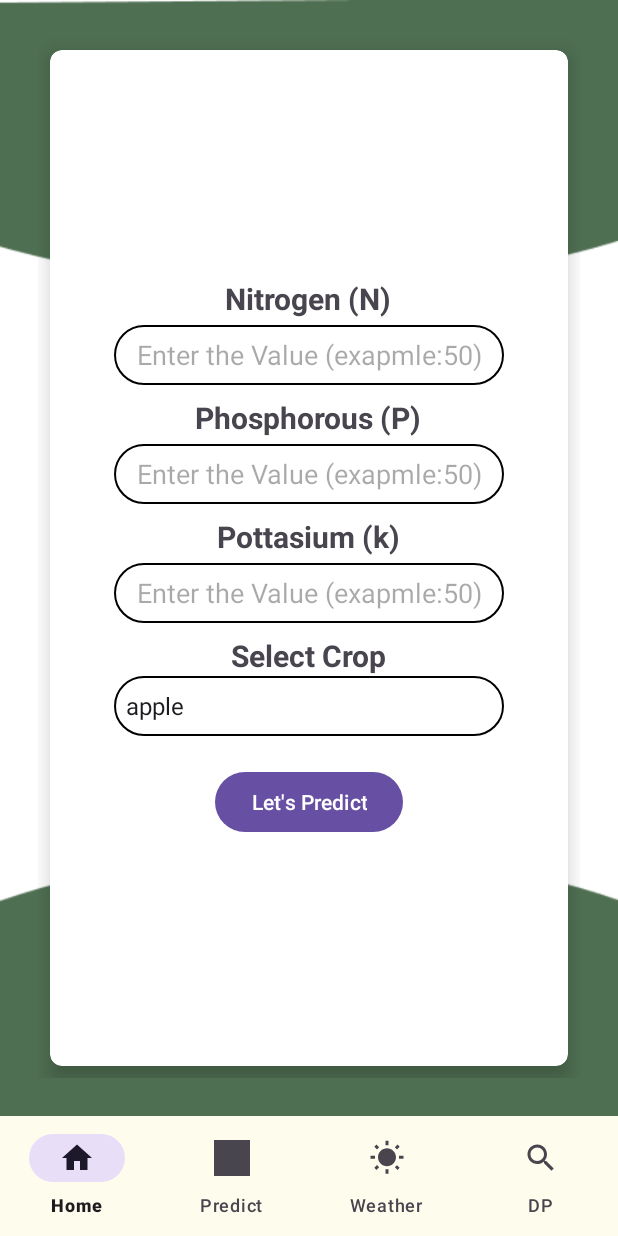
After one commit to dayam8696/KrishiCare, an Android app: the FertilizerFragment screen opened through its navigation route, on a phone screen of 412 x 824 dp. The commit adds this screen. Run offline under Robolectric (Android 15) with nearby library versions, the phone set to English and light mode, and no system bars; our stand-ins replace navigation-ui; 3 statements that could not run were skipped.

Commit message:
added fertilizer suggestor , few screens model

```diff
--- a/app/src/main/AndroidManifest.xml
+++ b/app/src/main/AndroidManifest.xml
@@ -3,7 +3,6 @@
     xmlns:tools="http://schemas.android.com/tools">
     <uses-permission android:name="android.permission.INTERNET"/>
     <uses-permission android:name="android.permission.READ_EXTERNAL_STORAGE"/>
-    <uses-permission android:name="android.permission.CAMERA"/>
 
     <application
         android:allowBackup="true"
@@ -16,7 +15,7 @@
         android:theme="@style/Theme.KrishiCare"
         tools:targetApi="31">
         <activity
-            android:name=".ui.activites.MainActivity"
+            android:name=".ui.fragment.MainActivity"
             android:exported="true">
             <intent-filter>
                 <action android:name="android.intent.action.MAIN" />
--- a/app/src/main/java/com/example/krishicare/ui/fragment/BaseFragments.kt
+++ b/app/src/main/java/com/example/krishicare/ui/activites/BaseFragments.kt
@@ -1,4 +1,4 @@
-package com.example.krishicare.ui.fragment
+package com.example.krishicare.ui.activites
 
 import android.os.Bundle
 import android.view.LayoutInflater
--- /dev/null
+++ b/app/src/main/java/com/example/krishicare/ui/fragment/CropData.kt
@@ -0,0 +1,3 @@
+package com.example.krishicare.ui.fragment
+
+data class CropData(val crop: String, val N: Int, val P: Int,val K:Int)
--- /dev/null
+++ b/app/src/main/java/com/example/krishicare/ui/fragment/FertilizerFragment.kt
@@ -0,0 +1,250 @@
+package com.example.krishicare.ui.fragment
+
+import android.content.Context
+import android.content.res.AssetManager
+import android.os.Bundle
+import android.view.LayoutInflater
+import android.view.View
+import android.view.ViewGroup
+import android.widget.AdapterView
+import android.widget.ArrayAdapter
+import androidx.navigation.fragment.findNavController
+import com.example.krishicare.R
+import com.example.krishicare.databinding.FertilizerFragmentBinding
+import com.example.krishicare.ui.activites.BaseFragments
+import java.io.BufferedReader
+import java.io.InputStreamReader
+
+class FertilizerFragment : BaseFragments() {
+    private val binding by lazy {FertilizerFragmentBinding.inflate(layoutInflater)
+    }
+    private lateinit var crop: String
+    companion object{
+        lateinit var result:String
+
+    }
+    private val fertilizerDic = mapOf(
+        "NHigh" to "The N value of soil is high and might give rise to weeds.\n\n"+
+                "        Please consider the following suggestions:\n\n" +
+                "\n" +
+                "1.  Manure  – adding manure is one of the simplest ways to amend your soil with nitrogen. Be careful as there are various types of manures with varying degrees of nitrogen.\n" +
+                "\n" +
+                "2. Coffee grinds  – use your morning addiction to feed your gardening habit! Coffee grinds are considered a green compost material which is rich in nitrogen. Once the grounds break down, your soil will be fed with delicious, delicious nitrogen. An added benefit to including coffee grounds to your soil is while it will compost, it will also help provide increased drainage to your soil.\n" +
+                "\n" +
+                "3.Plant nitrogen fixing plants – planting vegetables that are in Fabaceae family like peas, beans and soybeans have the ability to increase nitrogen in your soil\n" +
+                "\n" +
+                "4. Plant ‘green manure’ crops like cabbage, corn and brocolli\n" +
+                "\n" +
+                "5.Use mulch (wet grass) while growing crops-Mulch can also include sawdust and scrap soft woods,\n",
+        "Nlow" to   "The N value of your soil is low.\n\n" +
+                "        Please consider the following suggestions:\n\n" +
+                "1.Add sawdust or fine woodchips to your soil –the carbon in the sawdust/woodchips love nitrogen and will help absorb and soak up and excess nitrogen.\n" +
+                "\n" +
+                "2.Plant heavy nitrogen feeding plants – tomatoes, corn, broccoli, cabbage and spinach are examples of plants that thrive off nitrogen and will suck the nitrogen dry.\n" +
+                "\n" +
+                "3.Water – soaking your soil with water will help leach the nitrogen deeper into your soil, effectively leaving less for your plants to use.\n" +
+                "\n" +
+                "4.Sugar– In limited studies, it was shown that adding sugar to your soil can help potentially reduce the amount of nitrogen is your soil. Sugar is partially composed of carbon, an element which attracts and soaks up the nitrogen in the soil. This is similar concept to adding sawdust/woodchips which are high in carbon content.\n" +
+                "\n" +
+                "5. Add composted manure to the soil.\n" +
+                "\n" +
+                "6. Plant Nitrogen fixing plants like peas or beans.\n" +
+                "\n" +
+                "7. Use NPK fertilizers with high N value.\n" +
+                "\n" +
+                "8. Do nothing – It may seem counter-intuitive, but if you already have plants that are producing lots of foliage, it may be best to let them continue to absorb all the nitrogen to amend the soil for your next crops.",
+        "PHigh" to  "The P value of your soil is high.\n\n" +
+                "       Please consider the following suggestions:\n\n" +
+                "\n" +
+                "1.Avoid adding manure– manure contains many key nutrients for your soil but typically including high levels of phosphorous. Limiting the addition of manure will help reduce phosphorus being added.\n" +
+                "\n" +
+                "2.Use only phosphorus-free fertilizer– if you can limit the amount of phosphorous added to your soil, you can let the plants use the existing phosphorus while still providing other key nutrients such as Nitrogen and Potassium. Find a fertilizer with numbers such as 10-0-10, where the zero represents no phosphorous.\n" +
+                "\n" +
+                "3.Water your soil– soaking your soil liberally will aid in driving phosphorous out of the soil. This is recommended as a last ditch effort.\n" +
+                "\n" +
+                "4.Plant nitrogen fixing vegetables to increase nitrogen without increasing phosphorous (like beans and peas).\n" +
+                "\n" +
+                "5.Use crop rotations to decrease high phosphorous levels",
+        "Plow" to   "The P value of your soil is low.\n\n" +
+                "        Please consider the following suggestions:\n\n" +
+                "\n" +
+                "1.Bone meal– a fast acting source that is made from ground animal bones which is rich in phosphorous.\n" +
+                "\n" +
+                "2. Rock phosphate– a slower acting source where the soil needs to convert the rock phosphate into phosphorous that the plants can use.\n" +
+                "\n" +
+                "3. Phosphorus Fertilizers – applying a fertilizer with a high phosphorous content in the NPK ratio (example: 10-20-10, 20 being phosphorous percentage).\n" +
+                "\n" +
+                "4. Organic compost– adding quality organic compost to your soil will help increase phosphorous content.\n" +
+                "\n" +
+                "5. Manure – as with compost, manure can be an excellent source of phosphorous for your plants.\n" +
+                "\n" +
+                "6. Clay soil– introducing clay particles into your soil can help retain & fix phosphorus deficiencies.\n" +
+                "\n" +
+                "7. Ensure proper soil pH– having a pH in the 6.0 to 7.0 range has been scientifically proven to have the optimal phosphorus uptake in plants.\n" +
+                "\n" +
+                "8. If soil pH is low, add lime or potassium carbonate to the soil as fertilizers. Pure calcium carbonate is very effective in increasing the pH value of the soil.\n" +
+                "\n" +
+                "9. If pH is high, addition of appreciable amount of organic matter will help acidify the soil. Application of acidifying fertilizers, such as ammonium sulfate, can help lower soil pH",
+        "KHigh" to   "The K value of your soil is high</b>.\n\n" +
+                "         Please consider the following suggestions:\n\n" +
+                "\n" +
+                "1.Loosen the soildeeply with a shovel, and water thoroughly to dissolve water-soluble potassium. Allow the soil to fully dry, and repeat digging and watering the soil two or three more times.\n" +
+                "\n" +
+                "2. Sift through the soil and remove as many rocks as possible, using a soil sifter. Minerals occurring in rocks such as mica and feldspar slowly release potassium into the soil slowly through weathering.\n" +
+                "\n" +
+                "3. Stop applying potassium-rich commercial fertilizer. Apply only commercial fertilizer that has a '0' in the final number field. Commercial fertilizers use a three number system for measuring levels of nitrogen, phosphorous and potassium. The last number stands for potassium. Another option is to stop using commercial fertilizers all together and to begin using only organic matter to enrich the soil.\n" +
+                "\n" +
+                "4. Mix crushed eggshells, crushed seashells, wood ash or soft rock phosphate to the soil to add calcium. Mix in up to 10 percent of organic compost to help amend and balance the soil.\n" +
+                "\n" +
+                "5. Use NPK fertilizers with low K levels and organic fertilizers since they have low NPK values.\n" +
+                "\n" +
+                "6. Grow a cover crop of legumes that will fix nitrogen in the soil. This practice will meet the soil’s needs for nitrogen without increasing phosphorus or potassium.\n" +
+                "",
+        "Klow" to    "The K value of your soil is low.\n\n" +
+                "         Please consider the following suggestions:\n\n" +
+                "\n" +
+                "1. Mix in muricate of potash or sulphate of potash\n" +
+                "2. Try kelp meal or seaweed\n" +
+                "3. Try Sul-Po-Mag\n" +
+                "4. Bury banana peels an inch below the soils surface\n" +
+                "5. Use Potash fertilizers since they contain high values potassium\n" +
+                ""
+    )
+
+    override fun onCreateView(
+        inflater: LayoutInflater,
+        container: ViewGroup?,
+        savedInstanceState: Bundle?
+    ): View? {
+        return binding.root
+    }
+
+    override fun onViewCreated(view: View, savedInstanceState: Bundle?) {
+        super.onViewCreated(view, savedInstanceState)
+        prepareCropSpiner()
+        binding.predict.setOnClickListener {
+            recommendCrop()
+        }
+
+    }
+
+    private fun prepareCropSpiner() {
+        val croplist = arrayListOf<String>(
+            "apple",
+            "banana",
+            "blackgram",
+            "chickpea",
+            "coconut",
+            "coffee",
+            "cotton",
+            "grapes",
+            "jute",
+            "kidneybeans",
+            "lentil",
+            "maize",
+            "mango",
+            "mothbeans",
+            "mungbean",
+            "muskmelon",
+            "orange",
+            "papaya",
+            "pigeonpeas",
+            "pomegranate",
+            "rice",
+            "watermelon"
+        )
+        val adapter =
+            ArrayAdapter(
+                requireContext(),
+                androidx.transition.R.layout.support_simple_spinner_dropdown_item,
+                croplist
+            )
+
+        binding.spinnerIndianState.adapter = adapter
+
+        binding.spinnerIndianState.onItemSelectedListener =
+            object : AdapterView.OnItemSelectedListener {
+                override fun onItemSelected(
+                    adapterView: AdapterView<*>?,
+                    view: View?,
+                    position: Int,
+                    id: Long
+                ) {
+
+                    crop = croplist[position]
+
+                }
+
+                override fun onNothingSelected(p0: AdapterView<*>?) {
+
+                }
+
+            }
+    }
+
+    private fun abs(value: Int): Int {
+        return if (value < 0) -value else value
+    }
+
+    private fun readCsvFromAssets(context: Context, fileName: String): List<String> {
+        val assetManager: AssetManager = context.assets
+        val inputStream = assetManager.open(fileName)
+        val reader = BufferedReader(InputStreamReader(inputStream))
+        val lines = mutableListOf<String>()
+
+        reader.useLines { lines.addAll(it.toList()) }
+
+        return lines
+    }
+
+    private fun recommendCrop() {
+        if (binding.btnnitrogen.text.toString().trim().isEmpty() ||
+            binding.btnphosp.text.toString().trim().isEmpty() ||
+            binding.btnpottasium.text.toString().trim().isEmpty()
+        ){
+            showToast("Please Enter All the fields")
+            return
+        }
+        val fileName = "fertilizer.csv"
+        val cropName = crop
+        val N = binding.btnnitrogen.text.toString().trim().toInt()
+        val P = binding.btnphosp.text.toString().trim().toInt()
+        val K =binding.btnpottasium.text.toString().trim().toInt()
+
+        val csvLines = readCsvFromAssets(requireContext(), fileName).drop(1)
+            .map { it.split(",") }
+            .map { CropData(it[1], it[2].toInt(), it[3].toInt(), it[4].toInt()) }
+
+        val cropData = csvLines.find { it.crop == cropName }
+
+        if (cropData != null) {
+            val nr = cropData.N
+            val pr = cropData.P
+            val kr = cropData.K
+
+            val n = nr - N
+            val p = pr - P
+            val k = kr - K
+
+            val temp = mapOf(abs(n) to "N", abs(p) to "P", abs(k) to "K")
+            val maxValue = temp.maxByOrNull { it.key }?.value
+
+            val key = when (maxValue) {
+                "N" -> if (n < 0) "NHigh" else "Nlow"
+                "P" -> if (p < 0) "PHigh" else "Plow"
+                "K" -> if (k < 0) "KHigh" else "Klow"
+                else -> ""
+            }
+
+            val response = fertilizerDic[key]
+            result = response?:"null"
+           findNavController().navigate(R.id.action_fertilizerFragment_to_fertilizerResult)
+            showToast(result)
+        } else {
+            showToast("Crop not found")
+        }
+
+    }
+
+
+}
--- a/app/src/main/java/com/example/krishicare/ui/fragment/HomeFragment.kt
+++ b/app/src/main/java/com/example/krishicare/ui/fragment/HomeFragment.kt
@@ -4,10 +4,13 @@ import android.os.Bundle
 import android.view.LayoutInflater
 import android.view.View
 import android.view.ViewGroup
+import androidx.navigation.fragment.findNavController
+import com.example.krishicare.R
 import com.example.krishicare.databinding.HomeFragmentBinding
+import com.example.krishicare.ui.activites.BaseFragments
 
-class HomeFragment : BaseFragments(){
-    private val binding by lazy {HomeFragmentBinding.inflate(layoutInflater)}
+class HomeFragment : BaseFragments() {
+    private val binding by lazy { HomeFragmentBinding.inflate(layoutInflater) }
     override fun onCreateView(
         inflater: LayoutInflater,
         container: ViewGroup?,
@@ -18,11 +21,20 @@ class HomeFragment : BaseFragments(){
 
     override fun onViewCreated(view: View, savedInstanceState: Bundle?) {
         super.onViewCreated(view, savedInstanceState)
-
-
+            ClickLisner()
     }
 
-    fun ClickLisner(){
+    fun ClickLisner() {
+
+        binding.btnpredict.setOnClickListener {
+            findNavController().navigate(R.id.action_homeFragment_to_secondFragment)
+        }
+        binding.btndisease.setOnClickListener {
+            findNavController().navigate(R.id.action_homeFragment_to_diseaseDetectionFragment)
+        }
+        binding.btnfertilizer.setOnClickListener {
+            findNavController().navigate(R.id.action_homeFragment_to_fertilizerFragment2)
+        }
 
     }
 }
--- a/app/src/main/java/com/example/krishicare/ui/activites/MainActivity.kt
+++ b/app/src/main/java/com/example/krishicare/ui/fragment/MainActivity.kt
@@ -1,4 +1,4 @@
-package com.example.krishicare.ui.activites
+package com.example.krishicare.ui.fragment
 
 import android.os.Bundle
 import androidx.appcompat.app.AppCompatActivity
--- a/app/src/main/res/layout/activity_main.xml
+++ b/app/src/main/res/layout/activity_main.xml
@@ -4,7 +4,7 @@
     xmlns:tools="http://schemas.android.com/tools"
     android:layout_width="match_parent"
     android:layout_height="match_parent"
-    tools:context=".ui.activites.MainActivity">
+    tools:context=".ui.fragment.MainActivity">
 
     <FrameLayout
         android:id="@+id/flFragment"
--- /dev/null
+++ b/app/src/main/res/layout/fertilizer_fragment.xml
@@ -0,0 +1,137 @@
+<?xml version="1.0" encoding="utf-8"?>
+<LinearLayout xmlns:android="http://schemas.android.com/apk/res/android"
+    xmlns:app="http://schemas.android.com/apk/res-auto"
+    xmlns:tools="http://schemas.android.com/tools"
+    android:layout_width="match_parent"
+    android:layout_height="match_parent"
+    android:background="@drawable/img">
+
+    <GridLayout
+        android:layout_width="match_parent"
+        android:layout_height="match_parent"
+        android:layout_margin="25dp"
+        android:columnCount="2"
+        android:rowCount="3">
+
+        <androidx.cardview.widget.CardView
+            android:layout_width="wrap_content"
+            android:layout_height="wrap_content"
+            android:layout_row="0"
+            android:layout_rowWeight="1"
+            android:layout_column="0"
+            android:layout_columnWeight="1"
+            android:layout_gravity="fill"
+            android:layout_margin="8dp"
+            app:cardCornerRadius="8dp"
+            app:cardElevation="8dp">
+
+            <LinearLayout
+                android:layout_width="wrap_content"
+                android:layout_height="wrap_content"
+                android:layout_gravity="center"
+                android:layout_margin="20dp"
+                android:gravity="center"
+                android:orientation="vertical">
+
+                <TextView
+                    android:layout_width="wrap_content"
+                    android:layout_height="wrap_content"
+                    android:layout_gravity="center"
+                    android:gravity="left"
+                    android:text="Nitrogen (N)"
+                    android:textSize="20dp"
+                    android:textStyle="bold" />
+
+                <EditText
+                    android:id="@+id/btnnitrogen"
+                    android:layout_width="260dp"
+                    android:layout_height="40dp"
+                    android:layout_marginTop="4dp"
+                    android:background="@drawable/rectangle_shape"
+                    android:hint="Enter the Value (exapmle:50)"
+                    android:gravity="center"
+                    android:inputType="number" />
+
+                <TextView
+                    android:layout_width="wrap_content"
+                    android:layout_height="match_parent"
+                    android:layout_gravity="center"
+                    android:layout_marginTop="8dp"
+                    android:gravity="left"
+                    android:text="Phosphorous (P)"
+                    android:textSize="20dp"
+                    android:textStyle="bold" />
+
+                <EditText
+                    android:id="@+id/btnphosp"
+                    android:layout_width="260dp"
+                    android:layout_height="40dp"
+                    android:layout_marginTop="4dp"
+                    android:layout_gravity="center"
+                    android:gravity="center"
+                    android:background="@drawable/rectangle_shape"
+                    android:hint="Enter the Value (exapmle:50)"
+                    android:inputType="number" />
+
+                <TextView
+
+                    android:layout_width="wrap_content"
+                    android:layout_height="wrap_content"
+                    android:layout_gravity="center"
+                    android:layout_marginTop="8dp"
+                    android:gravity="left"
+                    android:text="Pottasium (k)"
+                    android:textSize="20dp"
+                    android:textStyle="bold" />
+
+                <EditText
+                    android:id="@+id/btnpottasium"
+                    android:layout_width="260dp"
+                    android:layout_height="40dp"
+                    android:layout_marginTop="4dp"
+                    android:gravity="center"
+                    android:background="@drawable/rectangle_shape"
+                    android:hint="Enter the Value (exapmle:50)"
+                    android:inputType="number" />
+
+
+
+
+                <TextView
+                    android:layout_width="wrap_content"
+                    android:layout_height="wrap_content"
+
+                    android:layout_gravity="center"
+                    android:layout_marginTop="8dp"
+                    android:gravity="left"
+                    android:text="Select Crop"
+                    android:textSize="20dp"
+                    android:textStyle="bold" />
+
+                <Spinner
+                    android:id="@+id/spinner_indian_state"
+                    android:layout_width="260dp"
+                    android:layout_height="40dp"
+
+                    android:background="@drawable/rectangle_shape" />
+
+
+
+                <Button
+                    android:id="@+id/predict"
+                    android:layout_width="wrap_content"
+                    android:layout_height="wrap_content"
+                    android:layout_marginTop="20dp"
+                    android:text="Let's Predict" />
+
+
+            </LinearLayout>
+
+
+        </androidx.cardview.widget.CardView>
+
+
+    </GridLayout>
+
+
+</LinearLayout>
--- a/app/src/main/res/layout/home_fragment.xml
+++ b/app/src/main/res/layout/home_fragment.xml
@@ -67,7 +67,7 @@
         </androidx.cardview.widget.CardView>
 
         <androidx.cardview.widget.CardView
-            android:id="@+id/btncashcrp"
+            android:id="@+id/btndisease"
             android:layout_width="80dp"
             android:layout_height="80dp"
             android:layout_row="0"
--- a/app/src/main/res/navigation/nav_graph_after.xml
+++ b/app/src/main/res/navigation/nav_graph_after.xml
@@ -9,13 +9,27 @@
         android:id="@+id/homeFragment"
         android:name="com.example.krishicare.ui.fragment.HomeFragment"
         android:label="HomeFragment"
-        tools:layout="@layout/home_fragment"/>
+        tools:layout="@layout/home_fragment">
+        <action
+            android:id="@+id/action_homeFragment_to_secondFragment"
+            app:destination="@id/secondFragment" />
+        <action
+            android:id="@+id/action_homeFragment_to_diseaseDetectionFragment"
+            app:destination="@id/diseaseDetectionFragment" />
+        <action
+            android:id="@+id/action_homeFragment_to_fertilizerFragment2"
+            app:destination="@id/fertilizerFragment" />
+    </fragment>
 
     <fragment
         android:id="@+id/secondFragment"
         android:name="com.example.KrishiCare.ui.fragment.SecondFragment"
         android:label="SecondFragment"
-        tools:layout="@layout/second_fragment"/>
+        tools:layout="@layout/second_fragment">
+        <action
+            android:id="@+id/action_secondFragment_to_cropResult3"
+            app:destination="@id/cropResult3" />
+    </fragment>
 
     <fragment
         android:id="@+id/weatherFragment"
@@ -27,4 +41,25 @@
         android:name="com.example.krishicare.ui.fragment.DiseaseDetectionFragment"
         android:label="DiseaseDetectionFragment"
         tools:layout="@layout/disease_detection_fragment"/>
+    <fragment
+        android:id="@+id/cropResult3"
+        android:name="com.example.krishicare.ui.fragment.CropResult"
+        android:label="CropResult"
+        tools:layout="@layout/crop_prediction_result_fragment"/>
+
+    <fragment
+        android:id="@+id/fertilizerFragment"
+        android:name="com.example.krishicare.ui.fragment.FertilizerFragment"
+        android:label="FertilizerFragment"
+        tools:layout="@layout/fertilizer_fragment">
+        <action
+            android:id="@+id/action_fertilizerFragment_to_fertilizerResult"
+            app:destination="@id/fertilizerResult" />
+    </fragment>
+    <fragment
+        android:id="@+id/fertilizerResult"
+        android:name="com.example.krishicare.ui.fragment.FertilizerResult"
+        android:label="FertilizerResult"
+        tools:layout="@layout/fertilizer_result_fragment"/>
+
 </navigation>
--- /dev/null
+++ b/app/src/main/res/values/ids.xml
@@ -0,0 +1,4 @@
+<?xml version="1.0" encoding="utf-8"?>
+<resources>
+    <item name="action_homeFragment_to_secondFragment" type="id" />
+</resources>
```
Also changed, not shown: app/src/main/java/com/example/krishicare/ui/fragment/CropResult.kt (added, +26 -0 lines), app/src/main/java/com/example/krishicare/ui/fragment/FertilizerResult.kt (added, +25 -0 lines), app/src/main/java/com/example/krishicare/ui/fragment/SecondFragment.kt (+7 -4 lines), app/src/main/java/com/example/krishicare/ui/fragment/WeatherFragment.kt (+4 -3 lines), app/src/main/res/layout/crop_prediction_result_fragment.xml (added, +35 -0 lines), app/src/main/res/layout/fertilizer_result_fragment.xml (added, +18 -0 lines), app/src/main/res/drawable/finalresultpic.jpg (added).
